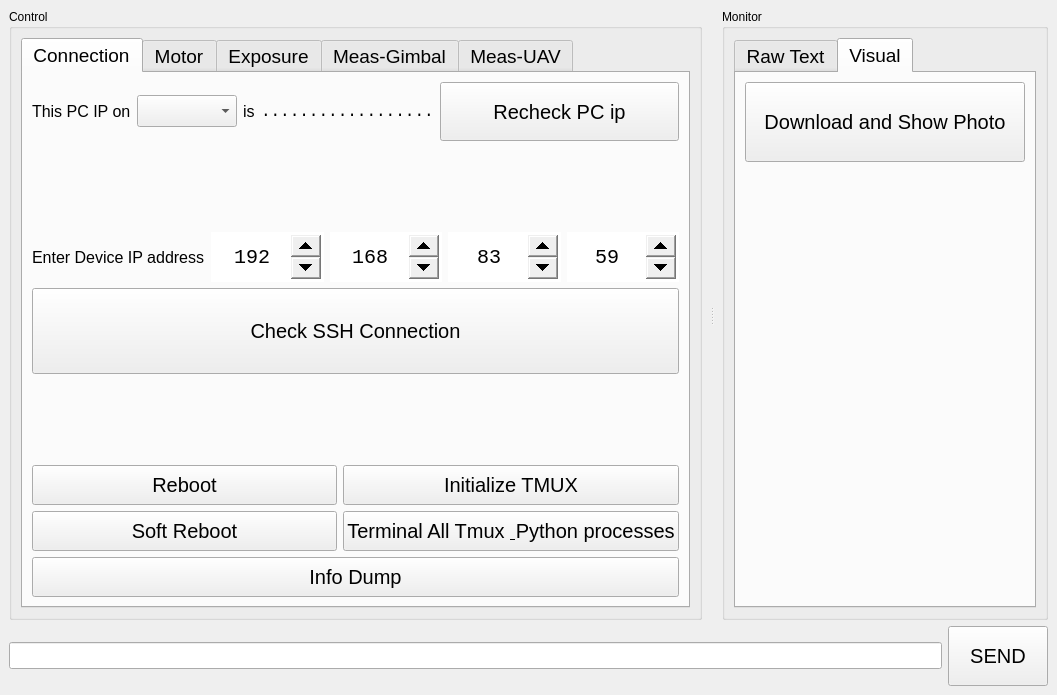
The window that UI/UI_Mainwindow.ui (garid3000/giguic) describes before a commit, drawn with Qt 5.
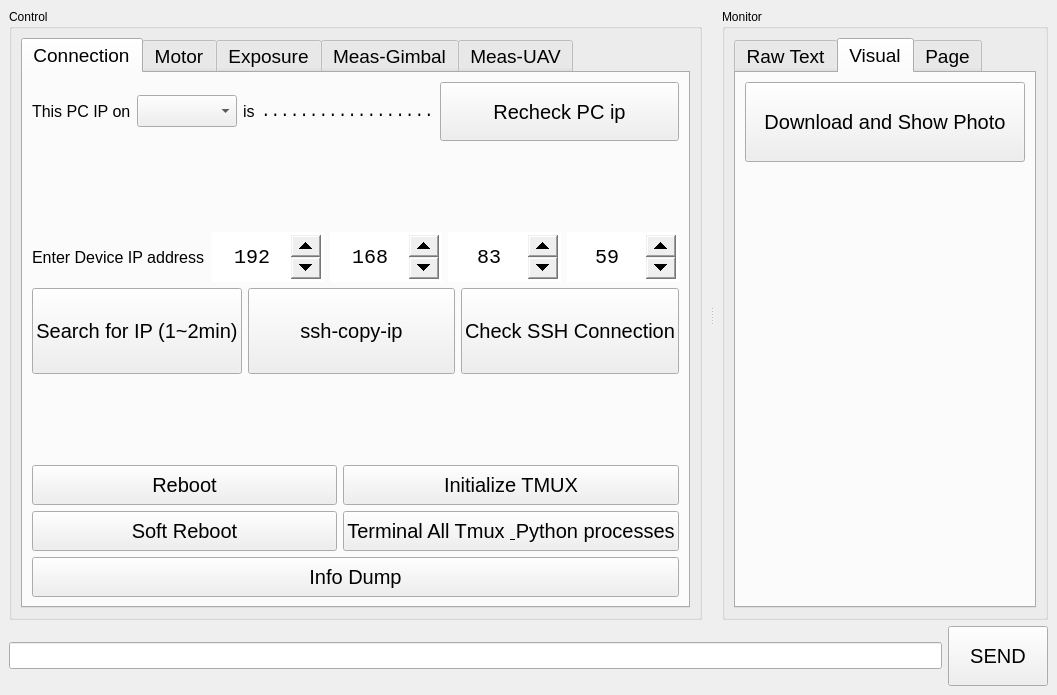
The same window after the commit. The open tabs and pages were chosen to show the change. Icons and pictures are not drawn. Custom widgets are drawn as their Qt base class.

Commit message: - SSH copy ID - SSH port searcher

```diff
--- a/UI/UI_Mainwindow.ui
+++ b/UI/UI_Mainwindow.ui
@@ -327,6 +327,40 @@
              </layout>
             </item>
             <item>
+             <layout class="QHBoxLayout" name="horizontalLayout_5">
+              <item>
+               <widget class="QPushButton" name="b_search_ip_for_pi">
+                <property name="sizePolicy">
+                 <sizepolicy hsizetype="Preferred" vsizetype="MinimumExpanding">
+                  <horstretch>0</horstretch>
+                  <verstretch>0</verstretch>
+                 </sizepolicy>
+                </property>
+                <property name="minimumSize">
+                 <size>
+                  <width>0</width>
+                  <height>40</height>
+                 </size>
+                </property>
+                <property name="text">
+                 <string>Search for IP (1~2min)</string>
+                </property>
+               </widget>
+              </item>
+              <item>
+               <widget class="QPushButton" name="b_ssh_copy_id">
+                <property name="sizePolicy">
+                 <sizepolicy hsizetype="Minimum" vsizetype="MinimumExpanding">
+                  <horstretch>0</horstretch>
+                  <verstretch>0</verstretch>
+                 </sizepolicy>
+                </property>
+                <property name="text">
+                 <string>ssh-copy-ip</string>
+                </property>
+               </widget>
+              </item>
+              <item>
              <widget class="QPushButton" name="b_check_ssh_connection">
               <property name="sizePolicy">
                <sizepolicy hsizetype="Preferred" vsizetype="MinimumExpanding">
@@ -345,6 +379,8 @@
               </property>
              </widget>
             </item>
+             </layout>
+            </item>
             <item>
              <spacer name="verticalSpacer_3">
               <property name="orientation">
@@ -1534,6 +1570,11 @@
             </item>
            </layout>
           </widget>
+          <widget class="QWidget" name="tab_8">
+           <attribute name="title">
+            <string>Page</string>
+           </attribute>
+          </widget>
          </widget>
         </item>
        </layout>
```
Left out of the diff: 4 changed lines with no effect on the pictures. Lines whose indentation alone changed are shown as unchanged. The commit also changes 3 other files.
